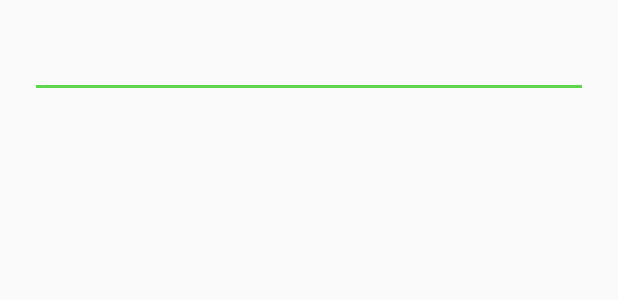
After one commit to andreea-ad/Cardiovascular-Disease-Risk, an Android app: the layout dialog_et.xml on its own in the app's theme, with its tools: preview values and no code run, on a phone screen of 412 x 824 dp. The commit adds this screen. Shown: the top 300 px of the screen. Run offline under Robolectric (Android 15) with nearby library versions, the phone set to English and light mode, and no system bars.

Commit message:
Added forget pass functionality

```diff
--- a/app/src/main/AndroidManifest.xml
+++ b/app/src/main/AndroidManifest.xml
@@ -10,9 +10,9 @@
 
     <application
         android:allowBackup="true"
-        android:icon="@mipmap/ic_launcher"
+        android:icon="@mipmap/logo"
         android:label="@string/app_name"
-        android:roundIcon="@mipmap/ic_launcher_round"
+        android:roundIcon="@mipmap/logo"
         android:supportsRtl="true"
         android:theme="@style/AppTheme">
         <activity android:name=".activity.MainActivity">
--- /dev/null
+++ b/app/src/main/res/layout/dialog_et.xml
@@ -0,0 +1,14 @@
+<?xml version="1.0" encoding="utf-8"?>
+<RelativeLayout
+    xmlns:android="http://schemas.android.com/apk/res/android"
+    xmlns:tools="http://schemas.android.com/tools"
+    android:id="@+id/dialog_rl"
+    android:layout_width="match_parent"
+    android:layout_height="match_parent"
+    android:padding="10dp">
+    <EditText
+        android:id="@+id/emailEt"
+        android:layout_width="match_parent" android:layout_height="wrap_content"
+        android:layout_margin="10dp"
+        android:inputType="textEmailAddress"/>
+</RelativeLayout>
```
Also changed, not shown: app/src/main/java/ro/uvt/asavoaei/andreea/cardiovascularapp/activity/LoginActivity.java (+57 -1 lines), app/src/main/res/layout/alertdialog_edittext.xml (added, +8 -0 lines), app/src/main/res/mipmap-mdpi/logo.png (added).
